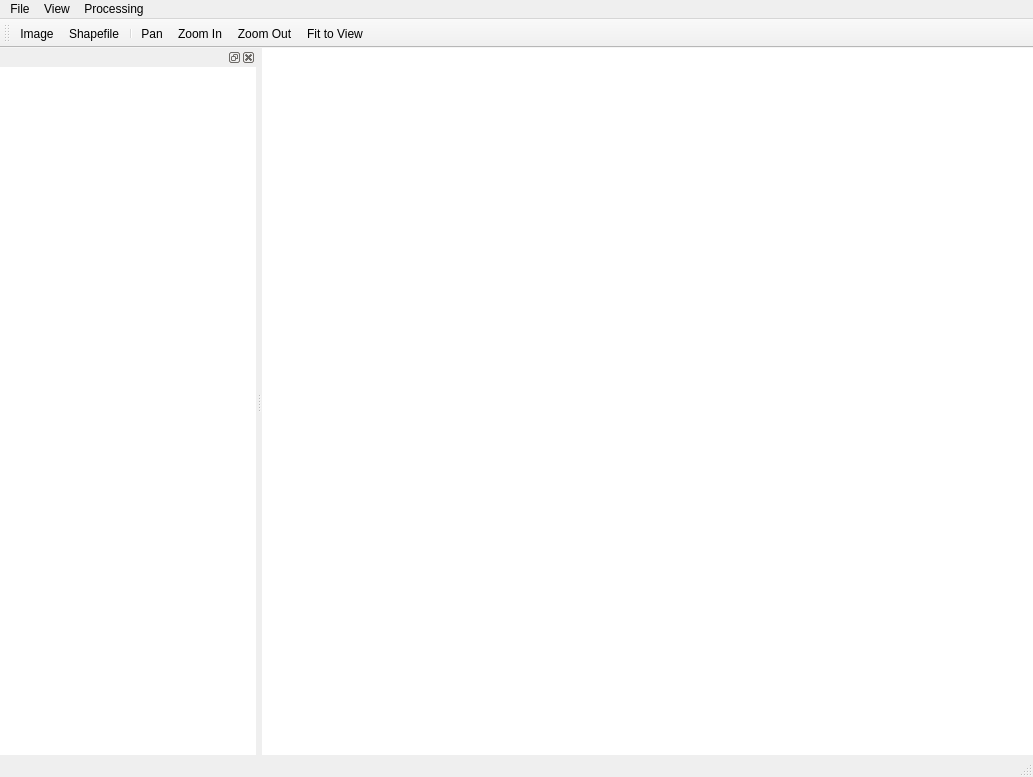
The window that ui/main_window.ui (a-sdk/program-pengolahan-citra-drone) describes before a commit, drawn with Qt 5.
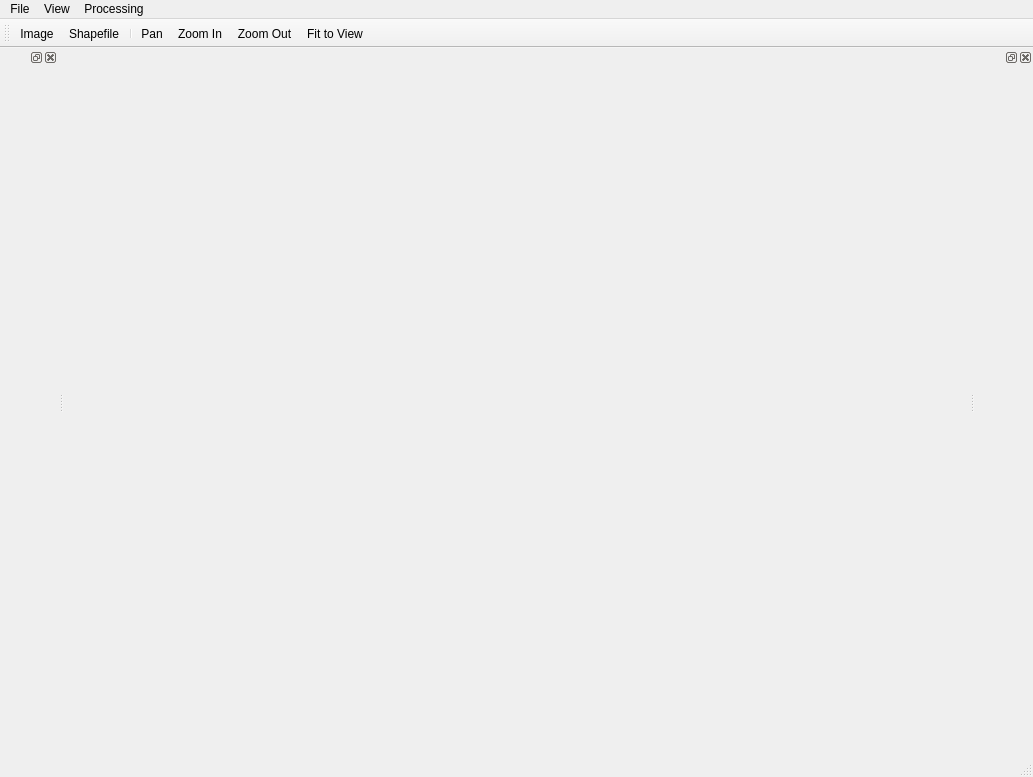
The same window after the commit.

Commit message: fix: Perbaiki bug layout

Patch:
```diff
--- a/ui/main_window.ui
+++ b/ui/main_window.ui
@@ -50,27 +50,6 @@
       <property name="frameShadow">
        <enum>QFrame::Plain</enum>
       </property>
-      <layout class="QHBoxLayout" name="horizontalLayout">
-       <property name="leftMargin">
-        <number>0</number>
-       </property>
-       <property name="topMargin">
-        <number>0</number>
-       </property>
-       <property name="rightMargin">
-        <number>0</number>
-       </property>
-       <property name="bottomMargin">
-        <number>0</number>
-       </property>
-       <item>
-        <widget class="QGraphicsView" name="viewerPanel">
-         <property name="frameShape">
-          <enum>QFrame::NoFrame</enum>
-         </property>
-        </widget>
-       </item>
-      </layout>
      </widget>
     </item>
    </layout>
@@ -139,44 +118,7 @@
    <attribute name="dockWidgetArea">
     <number>1</number>
    </attribute>
-   <widget class="QWidget" name="dockWidgetContents_0">
-    <layout class="QVBoxLayout" name="verticalLayout">
-     <property name="leftMargin">
-      <number>0</number>
-     </property>
-     <property name="topMargin">
-      <number>0</number>
-     </property>
-     <property name="rightMargin">
-      <number>0</number>
-     </property>
-     <property name="bottomMargin">
-      <number>0</number>
-     </property>
-     <item>
-      <widget class="QTreeWidget" name="layerPanel">
-       <property name="acceptDrops">
-        <bool>true</bool>
-       </property>
-       <property name="frameShape">
-        <enum>QFrame::NoFrame</enum>
-       </property>
-       <property name="frameShadow">
-        <enum>QFrame::Plain</enum>
-       </property>
-       <property name="dragEnabled">
-        <bool>true</bool>
-       </property>
-       <property name="dragDropMode">
-        <enum>QAbstractItemView::InternalMove</enum>
-       </property>
-       <property name="columnCount">
-        <number>0</number>
-       </property>
-      </widget>
-     </item>
-    </layout>
-   </widget>
+   <widget class="QWidget" name="containerLayer"/>
   </widget>
   <widget class="QToolBar" name="toolBar">
    <property name="windowTitle">
@@ -196,6 +138,12 @@
    <addaction name="action_zoom_out"/>
    <addaction name="action_fit_to_view"/>
   </widget>
+  <widget class="QDockWidget" name="dockLegend">
+   <attribute name="dockWidgetArea">
+    <number>2</number>
+   </attribute>
+   <widget class="QWidget" name="containerLegend"/>
+  </widget>
   <action name="actionClose">
    <property name="text">
     <string>Close</string>
```
Left out of the diff: 14 changed lines with no effect on the pictures. The commit also changes 9 other files.
